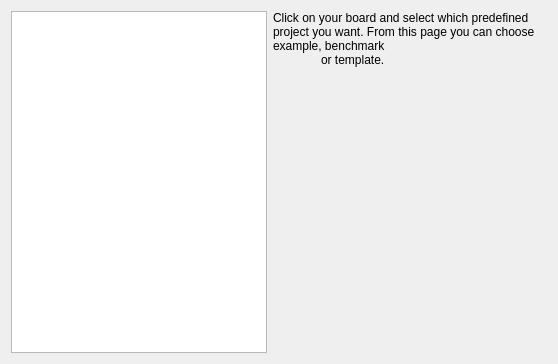
First picture: the form in wizard/ui/board_select.ui, repository imby/STM32VLDiscovery_BeRTOS, before the edit.
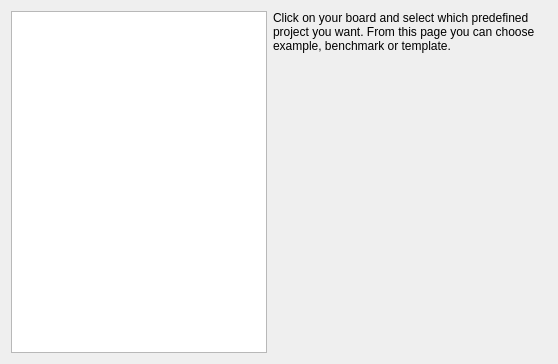
Second picture: the form after the edit.

Diff of the .ui file:
```diff
--- a/wizard/ui/board_select.ui
+++ b/wizard/ui/board_select.ui
@@ -44,8 +44,7 @@
      <item>
       <widget class="QLabel" name="descriptionLabel">
        <property name="text">
-        <string>Click on your board and select which predefined project you want. From this page you can choose example, benchmark
-	or template.</string>
+        <string>Click on your board and select which predefined project you want. From this page you can choose example, benchmark or template.</string>
        </property>
        <property name="wordWrap">
         <bool>true</bool>
```
Left out of the diff: 3 changed lines with no effect on the pictures.
